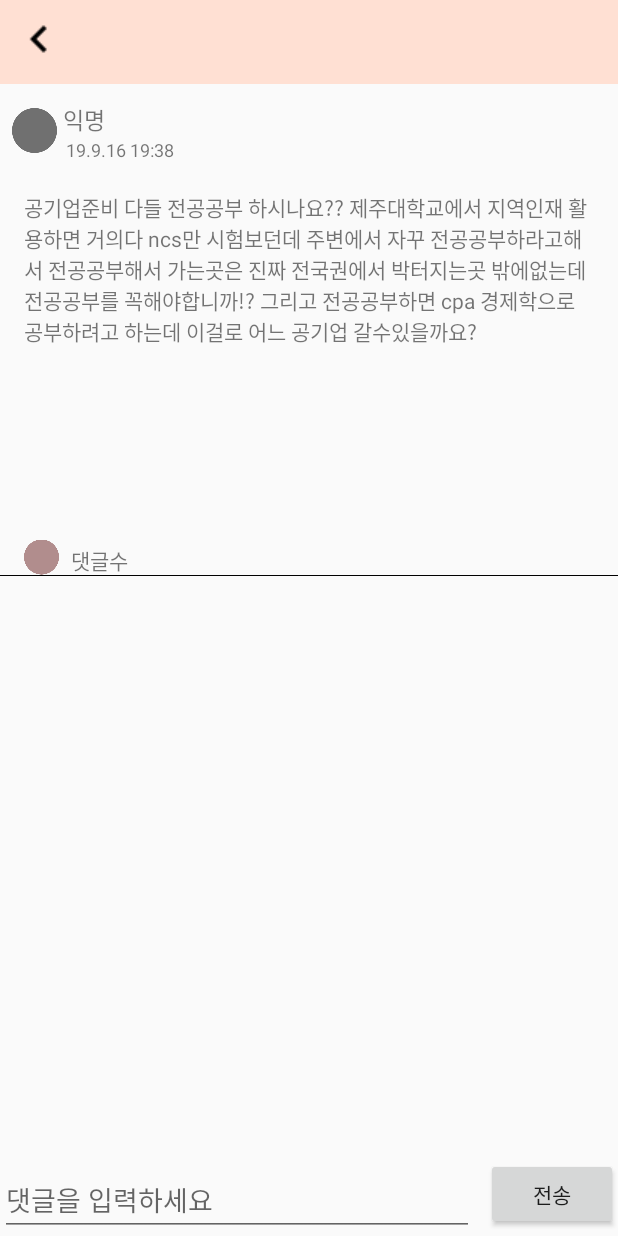
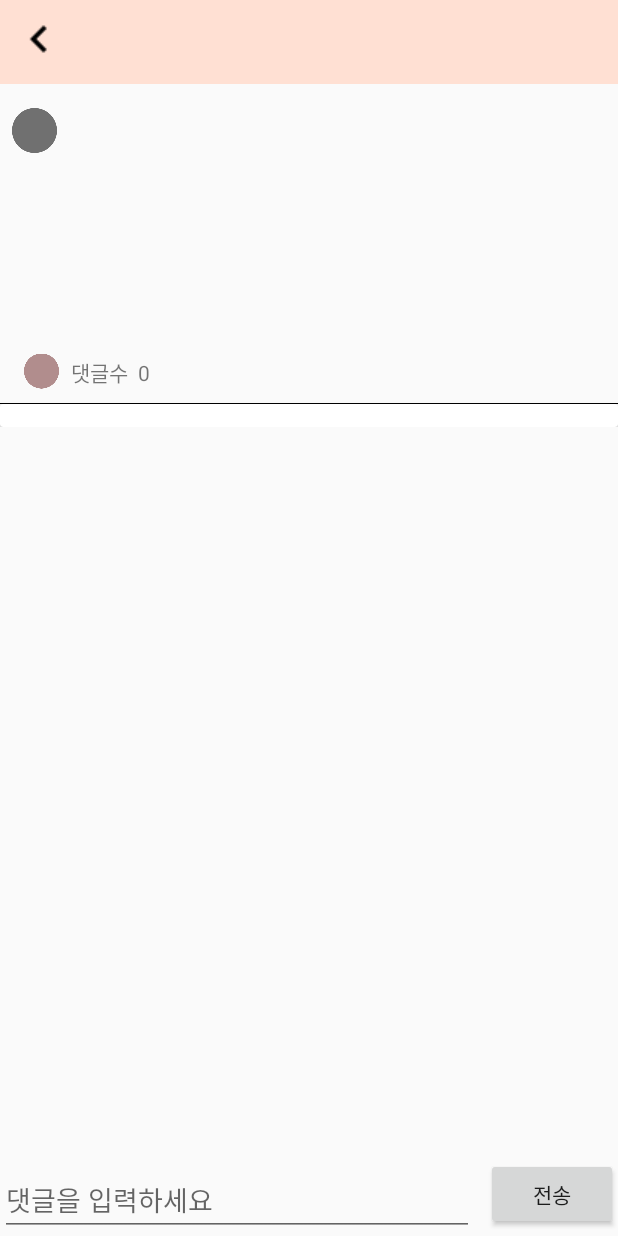
Before and after one commit to xxria17/OpenCurtain, an Android app: the DetailPostActivity screen opened directly, with no data from a screen before it, on a phone screen of 412 x 824 dp. Run offline under Robolectric (Android 15) with nearby library versions, the phone set to English and light mode, and no system bars.

Commit message:
detail post 구현

```diff
--- a/app/src/main/java/com/example/opencurtain/Activity/DetailPostActivity.java
+++ b/app/src/main/java/com/example/opencurtain/Activity/DetailPostActivity.java
@@ -1,12 +1,16 @@
 package com.example.opencurtain.Activity;
 
+import android.content.Intent;
+import android.graphics.Typeface;
 import android.support.v7.app.AppCompatActivity;
 import android.os.Bundle;
+import android.view.View;
 import android.widget.Button;
 import android.widget.EditText;
 import android.widget.ImageView;
 import android.widget.TextView;
 
+import com.example.opencurtain.Model.PostContent;
 import com.example.opencurtain.R;
 
 public class DetailPostActivity extends AppCompatActivity {
@@ -16,6 +20,8 @@ public class DetailPostActivity extends AppCompatActivity {
     private Button sendbutton;
     private ImageView backbutton;
 
+    private PostContent postContent;
+
     @Override
     protected void onCreate(Bundle savedInstanceState) {
         super.onCreate(savedInstanceState);
@@ -23,7 +29,29 @@ public class DetailPostActivity extends AppCompatActivity {
 
         init();
 
+        Intent intent = getIntent();
 
+        String contentSt, timeSt, usernameSt;
+
+        contentSt = intent.getStringExtra("content");
+        timeSt = intent.getStringExtra("timestamp");
+        usernameSt = intent.getStringExtra("username");
+
+//        contentSt = postContent.content;
+//        timeSt = postContent.timestamp;
+//        usernameSt = postContent.username;
+
+        username.setText(usernameSt);
+        timestamp.setText(timeSt);
+        content.setText(contentSt);
+        username.setTypeface(Typeface.DEFAULT_BOLD);
+
+        backbutton.setOnClickListener(new View.OnClickListener() {
+            @Override
+            public void onClick(View v) {
+                finish();
+            }
+        });
     }
 
     private void init(){
@@ -33,6 +61,6 @@ public class DetailPostActivity extends AppCompatActivity {
 
         comment = (EditText) findViewById(R.id.edit_comment);
         backbutton = (ImageView) findViewById(R.id.backbutton);
-        sendbutton = (Button) findViewById(R.id.button);
+        sendbutton = (Button) findViewById(R.id.sendbutton);
     }
 }
--- a/app/src/main/java/com/example/opencurtain/Model/PostContent.java
+++ b/app/src/main/java/com/example/opencurtain/Model/PostContent.java
@@ -1,6 +1,8 @@
 package com.example.opencurtain.Model;
 
-public class PostContent {
+import java.io.Serializable;
+
+public class PostContent implements Serializable {
     public int id = 0;
     public int user = 0;
     public String username = "";
--- a/app/src/main/res/layout/activity_detail_post.xml
+++ b/app/src/main/res/layout/activity_detail_post.xml
@@ -41,7 +41,6 @@
                     android:layout_width="30dp"
                     android:layout_height="30dp"
                     android:layout_marginStart="8dp"
-                    android:layout_marginLeft="8dp"
                     android:layout_marginTop="16dp"
                     android:tint="#707070"
                     app:layout_constraintStart_toStartOf="parent"
@@ -53,10 +52,12 @@
                     android:layout_width="wrap_content"
                     android:layout_height="wrap_content"
                     android:layout_marginStart="4dp"
-                    android:layout_marginLeft="4dp"
                     android:layout_marginTop="12dp"
+                    android:layout_marginEnd="8dp"
                     android:text="익명"
                     android:textSize="15dp"
+                    app:layout_constraintEnd_toEndOf="parent"
+                    app:layout_constraintHorizontal_bias="0.0"
                     app:layout_constraintStart_toEndOf="@+id/imageView9"
                     app:layout_constraintTop_toTopOf="parent" />
 
@@ -64,11 +65,13 @@
                     android:id="@+id/timestamp_tv"
                     android:layout_width="wrap_content"
                     android:layout_height="0dp"
-                    android:layout_marginEnd="296dp"
-                    android:layout_marginRight="296dp"
+                    android:layout_marginStart="8dp"
+                    android:layout_marginEnd="8dp"
                     android:text="19.9.16 19:38"
                     android:textSize="12sp"
                     app:layout_constraintEnd_toEndOf="parent"
+                    app:layout_constraintHorizontal_bias="0.0"
+                    app:layout_constraintStart_toEndOf="@+id/imageView9"
                     app:layout_constraintTop_toBottomOf="@+id/username_tv" />
 
                 <TextView
@@ -92,6 +95,7 @@
                     android:layout_height="25dp"
                     android:layout_marginStart="16dp"
                     android:tint="#b18d8d"
+                    android:layout_marginBottom="9dp"
                     app:layout_constraintBottom_toBottomOf="parent"
                     app:layout_constraintStart_toStartOf="parent"
                     app:srcCompat="@drawable/circle" />
@@ -101,24 +105,25 @@
                     android:layout_width="wrap_content"
                     android:layout_height="wrap_content"
                     android:layout_marginStart="8dp"
+                    android:layout_marginTop="92dp"
                     android:layout_marginEnd="305dp"
-                    android:text="댓글수"
-                    app:layout_constraintBottom_toBottomOf="parent"
+                    android:text="댓글수  0"
                     app:layout_constraintEnd_toEndOf="parent"
                     app:layout_constraintHorizontal_bias="0.0"
-                    app:layout_constraintStart_toEndOf="@+id/imageView11" />
+                    app:layout_constraintStart_toEndOf="@+id/imageView11"
+                    app:layout_constraintTop_toBottomOf="@+id/content_tv" />
 
                 <View
                     android:id="@+id/view2"
                     android:layout_width="match_parent"
                     android:layout_height="0.5dp"
                     android:layout_centerInParent="true"
-                    android:layout_marginTop="152dp"
+                    android:layout_marginTop="10dp"
                     android:background="#000000"
                     app:layout_constraintEnd_toEndOf="parent"
                     app:layout_constraintHorizontal_bias="0.0"
                     app:layout_constraintStart_toStartOf="parent"
-                    app:layout_constraintTop_toBottomOf="@+id/content_tv" />
+                    app:layout_constraintTop_toBottomOf="@+id/textView6" />
 
             </android.support.constraint.ConstraintLayout>
 
@@ -130,6 +135,7 @@
                     android:id="@+id/comment_list"
                     android:layout_width="match_parent"
                     android:layout_height="match_parent"
+                    android:layout_marginTop="15dp"
                     app:layout_constraintEnd_toEndOf="parent"
                     app:layout_constraintStart_toStartOf="parent">
 
@@ -147,7 +153,7 @@
         android:hint="댓글을 입력하세요"
         android:inputType="textPersonName"
         app:layout_constraintBottom_toBottomOf="parent"
-        app:layout_constraintEnd_toStartOf="@+id/button"
+        app:layout_constraintEnd_toStartOf="@+id/sendbutton"
         app:layout_constraintStart_toStartOf="parent" />
 
     <ImageView
@@ -162,7 +168,7 @@
         app:srcCompat="@drawable/backbutton" />
 
     <Button
-        android:id="@+id/button"
+        android:id="@+id/sendbutton"
         android:layout_width="wrap_content"
         android:layout_height="wrap_content"
         android:text="전송"
--- a/app/src/main/res/layout/activity_main.xml
+++ b/app/src/main/res/layout/activity_main.xml
@@ -69,13 +69,12 @@
             android:layout_width="wrap_content"
             android:layout_height="wrap_content"
             android:layout_marginStart="8dp"
-            android:layout_marginLeft="8dp"
             android:layout_marginTop="8dp"
             android:layout_marginEnd="8dp"
-            android:layout_marginRight="8dp"
             android:layout_marginBottom="8dp"
+            android:text="전체 글 보기"
+            android:textSize="25dp"
             android:textStyle="bold"
-            android:textSize="25dp"
             app:layout_constraintBottom_toTopOf="@+id/frameLayout"
             app:layout_constraintEnd_toEndOf="@+id/toolbar2"
             app:layout_constraintHorizontal_bias="0.406"
```
Also changed, not shown: app/src/main/java/com/example/opencurtain/Fragment/TotalPostFragment.java (+84 -1 lines), app/src/main/res/layout/post_list_item.xml (+1 -17 lines).
